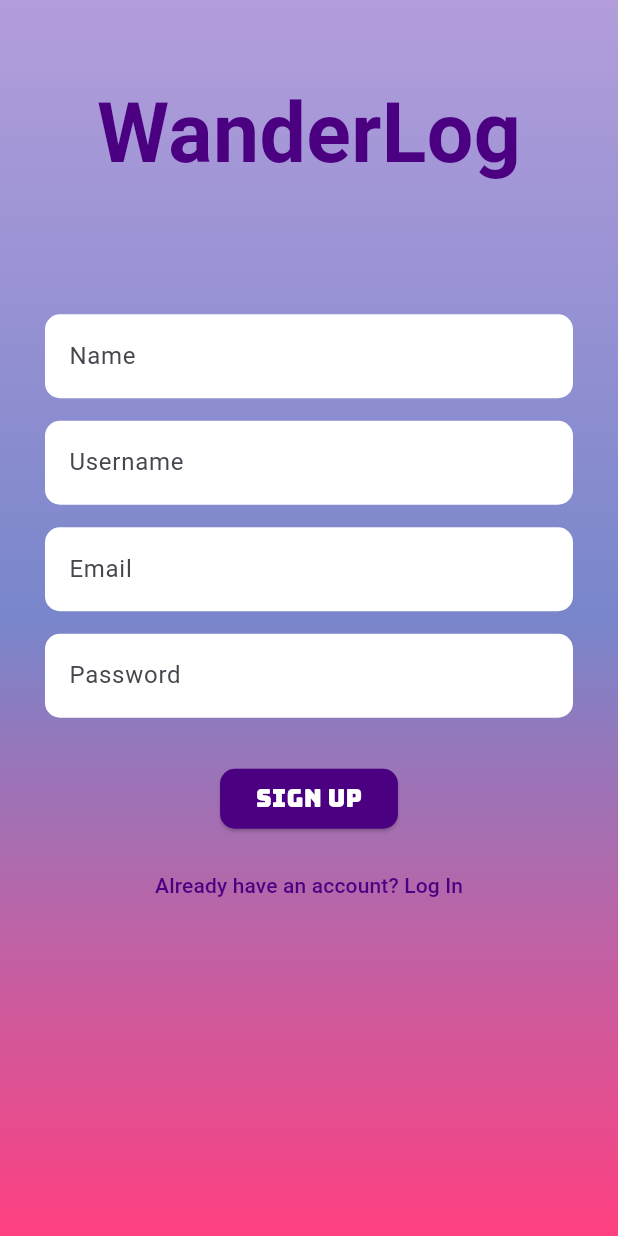
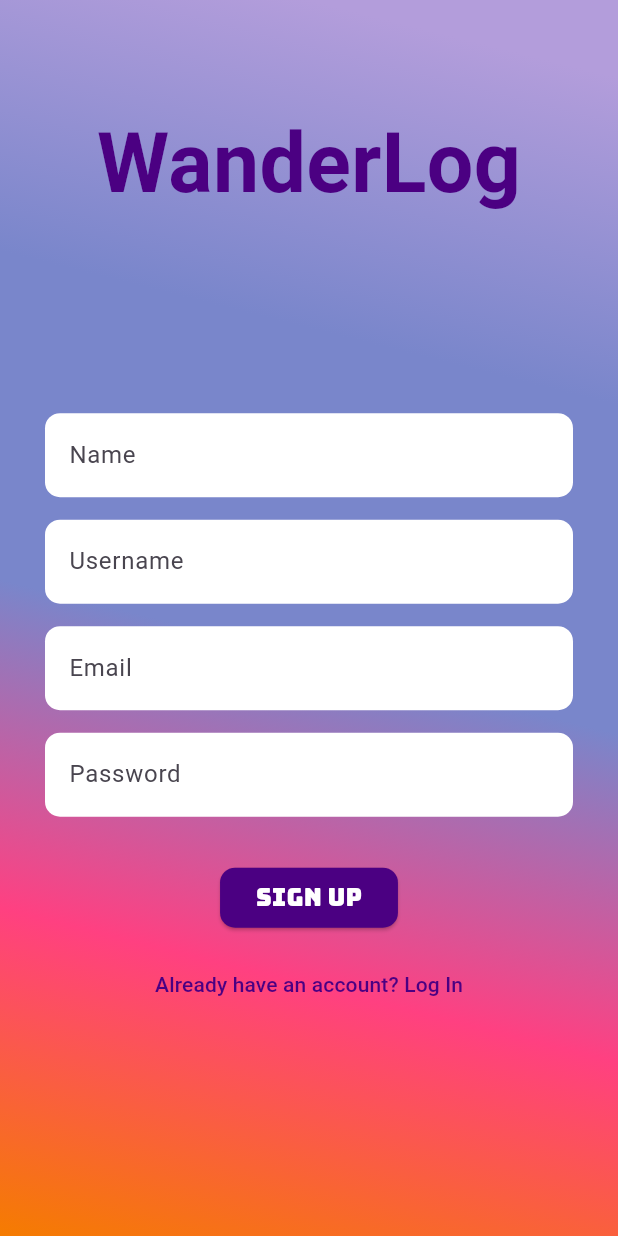
Before and after one commit to Ebrar-S/untitled_wanderLog, a Flutter app: the screen it shows after launch, after a tap on "Sign Up", on a phone screen of 412 x 824 dp. Run offline on Flutter 3.47's test engine with Material 3 defaults, Android fonts, the phone set to English and light mode, and no system bars; our stand-ins replace cloud_firestore, firebase_auth, firebase_core, flutter_map, google_fonts, latlong2; accounts and stored records are empty; Roboto replaces fonts that are missing (Agbalumo).

Commit message:
fixed the landscape mode

```diff
--- a/lib/screens/login.dart
+++ b/lib/screens/login.dart
@@ -1,7 +1,6 @@
 import 'package:flutter/material.dart';
 import 'navigation_wrapper.dart';
 import 'register.dart';
-import 'homepage.dart';
 import 'package:google_fonts/google_fonts.dart';
 import 'package:firebase_auth/firebase_auth.dart';
 
@@ -45,45 +44,80 @@ class _LoginPageState extends State<LoginPage> {
   }
 
   void _signUp() {
-    Navigator.pushAndRemoveUntil(
+    Navigator.push(
       context,
-      MaterialPageRoute(builder: (context) => const RegisterPage()),
-          (Route<dynamic> route) => false,
+      PageRouteBuilder(
+        pageBuilder: (context, animation, secondaryAnimation) => const RegisterPage(),
+        transitionsBuilder: (context, animation, secondaryAnimation, child) {
+          return Stack(
+            children: [
+              AnimatedBuilder(
+                animation: animation,
+                builder: (context, child) {
+                  return Container(
+                    decoration: const BoxDecoration(
+                      gradient: LinearGradient(
+                        colors: [
+                          Color(0xFFB39DDB),
+                          Color(0xFF7986CB),
+                          Color(0xFFFF4081),
+                        ],
+                        begin: Alignment.topCenter,
+                        end: Alignment.bottomLeft,
+                      ),
+                    ),
+                    transform: Matrix4.identity()
+                      ..scale(1.0 + animation.value),
+                  );
+                },
+              ),
+              FadeTransition(
+                opacity: animation,
+                child: child,
+              ),
+            ],
+          );
+        },
+      ),
     );
   }
 
+
   @override
   Widget build(BuildContext context) {
+    final isLandscape = MediaQuery.of(context).orientation == Orientation.landscape;
+    final isKeyboardOpen = MediaQuery.of(context).viewInsets.bottom > 0;
+
     return Scaffold(
       body: LayoutBuilder(
         builder: (context, constraints) {
-          final isKeyboardOpen = MediaQuery.of(context).viewInsets.bottom > 0;
           return Stack(
             children: [
               // Background
               Container(
                 decoration: BoxDecoration(
-                  color:Colors.deepPurple[50],
+                  color: Colors.deepPurple[50],
                 ),
               ),
-              // Light purple top container
+              // Top container
               Align(
                 alignment: Alignment.topCenter,
                 child: Container(
-                  height: constraints.maxHeight*0.4,
+                  height: constraints.maxHeight * (isLandscape ? 0.3 : 0.4),
                   width: double.infinity,
-                  color:Colors.deepPurple[50],
+                  color: Colors.deepPurple[50],
                   child: Center(
                     child: Hero(
-                      tag:'wanderlogLogo',
+                      tag: 'wanderlogLogo',
                       child: Material(
                         type: MaterialType.transparency,
                         child: Text(
                           'WanderLog',
                           style: GoogleFonts.agbalumo(
-                            textStyle: const TextStyle(fontSize: 55,
+                            textStyle: const TextStyle(
+                              fontSize: 55,
                               fontWeight: FontWeight.bold,
-                              color: Color(0xFF4B0082),)
+                              color: Color(0xFF4B0082),
                             ),
                           ),
                         ),
@@ -91,42 +125,49 @@ class _LoginPageState extends State<LoginPage> {
                     ),
                   ),
                 ),
-              // Bottom yellow-orange container
+              ),
+              // Bottom container
               AnimatedPositioned(
                 duration: const Duration(milliseconds: 0),
                 bottom: isKeyboardOpen ? 0 : constraints.maxHeight * 0,
                 height: isKeyboardOpen
                     ? constraints.maxHeight
-                    : constraints.maxHeight * 0.70,
+                    : constraints.maxHeight * (isLandscape ? 0.7 : 0.6),
                 left: 0,
                 right: 0,
                 child: Container(
                   alignment: Alignment.bottomCenter,
                   decoration: BoxDecoration(
                     gradient: const LinearGradient(
-                      colors: [Color(0xFFB39DDB), Color(0xFF7986CB),Color(0xFFFF4081)],
+                      colors: [Color(0xFFB39DDB),
+                        Color(0xFF7986CB),
+                        Color(0xFFFF4081),],
                       begin: Alignment.topCenter,
-                      end: Alignment.bottomCenter,
+                      end: Alignment.bottomLeft,
                     ),
                     borderRadius: BorderRadius.vertical(
                       top: Radius.circular(isKeyboardOpen ? 0 : 30),
                     ),
                     boxShadow: [
                       BoxShadow(
-                        color: Colors.black.withOpacity(0.16), // Shadow color similar to FAB
-                        blurRadius: 10, // Less blur for sharper shadow
-                        spreadRadius: 1, // No spread to make it tight
-                        offset: const Offset(0, 4), // Shadow offset similar to FAB
+                        color: Colors.black.withOpacity(0.16),
+                        blurRadius: 10,
+                        spreadRadius: 1,
+                        offset: const Offset(0, 4),
                       ),
                     ],
                   ),
-                  child: Padding(
+                  child: SingleChildScrollView(
                     padding: const EdgeInsets.symmetric(horizontal: 30.0, vertical: 20.0),
+                    child: ConstrainedBox(
+                      constraints: BoxConstraints(
+                        minHeight: constraints.maxHeight * (isLandscape ? 0.5 : 0.6),
+                      ),
                       child: Form(
                         child: Column(
-                        mainAxisAlignment: MainAxisAlignment.start,
+                          crossAxisAlignment: CrossAxisAlignment.stretch,
                           children: [
-                          SizedBox(height: 85),
+                            if (!isLandscape && !isKeyboardOpen) const SizedBox(height: 85),
                             TextFormField(
                               controller: _emailController,
                               decoration: InputDecoration(
@@ -169,9 +210,12 @@ class _LoginPageState extends State<LoginPage> {
                                     child: Text(
                                       'Login',
                                       style: GoogleFonts.bungee(
-                                      textStyle: TextStyle(
+                                        textStyle: const TextStyle(
                                           fontSize: 16,
-                                          color: Colors.white)),)
+                                          color: Colors.white,
+                                        ),
+                                      ),
+                                    ),
                                   ),
                                 ),
                                 const SizedBox(width: 10),
@@ -188,13 +232,15 @@ class _LoginPageState extends State<LoginPage> {
                                     child: Text(
                                       'Sign Up',
                                       style: GoogleFonts.bungee(
-                                          textStyle: TextStyle(
-                                              fontSize: 16)))
+                                        textStyle: const TextStyle(fontSize: 16),
+                                      ),
+                                    ),
                                   ),
                                 ),
                               ],
                             ),
                           ],
+                        ),
                       ),
                     ),
                   ),
--- a/lib/screens/register.dart
+++ b/lib/screens/register.dart
@@ -59,7 +59,8 @@ class _RegisterPageState extends State<RegisterPage> {
         // Show error dialog if registration fails
         showDialog(
           context: context,
-          builder: (context) => AlertDialog(
+          builder: (context) =>
+              AlertDialog(
                 title: const Text("Registration Failed"),
                 content: Text(e.toString()),
                 actions: [
@@ -85,7 +86,10 @@ class _RegisterPageState extends State<RegisterPage> {
 
   @override
   Widget build(BuildContext context) {
+    final isPortrait = MediaQuery.of(context).orientation == Orientation.portrait;
+
     return Scaffold(
+      resizeToAvoidBottomInset: false, // Prevent resizing of layout
       body: LayoutBuilder(
         builder: (context, constraints) {
           return Stack(
@@ -99,20 +103,24 @@ class _RegisterPageState extends State<RegisterPage> {
                     colors: [
                       Color(0xFFB39DDB),
                       Color(0xFF7986CB),
-                      Color(0xFFFF4081)
+                      Color(0xFF7986CB),
+                      Color(0xFFFF4081),
+                      Color(0xFFF57C00)
                     ],
                     begin: Alignment.topCenter,
-                    end: Alignment.bottomCenter,
+                    end: Alignment.bottomLeft,
                   ),
                 ),
                 height: constraints.maxHeight,
                 width: constraints.maxWidth,
               ),
-              // WanderLog Title with Hero animation
-              Align(
-                alignment: Alignment.topCenter,
-                child: Padding(
-                  padding: const EdgeInsets.only(top: 50.0),
+              // Main content
+              Center(
+                child: Column(
+                  children: [
+                    // Logo section
+                    Padding(
+                      padding: EdgeInsets.only(top: isPortrait ? 70.0 : 10.0),
                       child: Hero(
                         tag: 'wanderlogLogo',
                         child: Material(
@@ -120,28 +128,33 @@ class _RegisterPageState extends State<RegisterPage> {
                           child: Text(
                             'WanderLog',
                             style: GoogleFonts.agbalumo(
-                          textStyle: const TextStyle(
-                            fontSize: 55,
+                              textStyle: TextStyle(
+                                fontSize: isPortrait ? 55 : 40,
                                 fontWeight: FontWeight.bold,
-                            color: Color(0xFF4B0082),
+                                color: const Color(0xFF4B0082),
                               ),
                             ),
                           ),
                         ),
                       ),
                     ),
-              ),
-              // Form Section
-              Center(
+                    const Spacer(),
+                    // Form Section with dynamic padding
+                    Expanded(
+                      flex: isPortrait ? 5 : 3,
                       child: SingleChildScrollView(
                         child: Padding(
-                    padding: const EdgeInsets.all(30.0),
+                          padding: EdgeInsets.fromLTRB(
+                            30.0,
+                            isPortrait ? 30.0 : 10.0, // Lift form higher in landscape mode
+                            30.0,
+                            0.0,
+                          ),
                           child: Form(
                             key: _formKey,
                             child: Column(
                               mainAxisAlignment: MainAxisAlignment.center,
                               children: [
-                          // Name input field
                                 TextFormField(
                                   decoration: const InputDecoration(
                                     labelText: 'Name',
@@ -164,7 +177,6 @@ class _RegisterPageState extends State<RegisterPage> {
                                   },
                                 ),
                                 const SizedBox(height: 15),
-                          // Username input field
                                 TextFormField(
                                   decoration: const InputDecoration(
                                     labelText: 'Username',
@@ -186,7 +198,6 @@ class _RegisterPageState extends State<RegisterPage> {
                                     _username = value;
                                   },
                                 ),
-
                                 const SizedBox(height: 15),
                                 TextFormField(
                                   controller: _emailController,
@@ -227,19 +238,26 @@ class _RegisterPageState extends State<RegisterPage> {
                                   ),
                                   child: Text('Sign Up',
                                       style: GoogleFonts.bungee(
-                                    textStyle: TextStyle(
-                                        fontSize: 16, color: Colors.white))),
+                                          textStyle: const TextStyle(
+                                              fontSize: 16,
+                                              color: Colors.white))),
                                 ),
                                 const SizedBox(height: 10),
                                 TextButton(
                                   onPressed: _login,
-                            child: const Text('Already have an account? Log In',
-                                style: TextStyle(color: Color(0xFF4B0082))),
+                                  child: const Text(
+                                      'Already have an account? Log In',
+                                      style:
+                                      TextStyle(color: Color(0xFF4B0082))),
                                 ),
                               ],
                             ),
                           ),
                         ),
+                      ),
+                    ),
+                    const Spacer(),
+                  ],
                 ),
               ),
             ],
```
Lines whose indentation alone changed are shown as unchanged.
